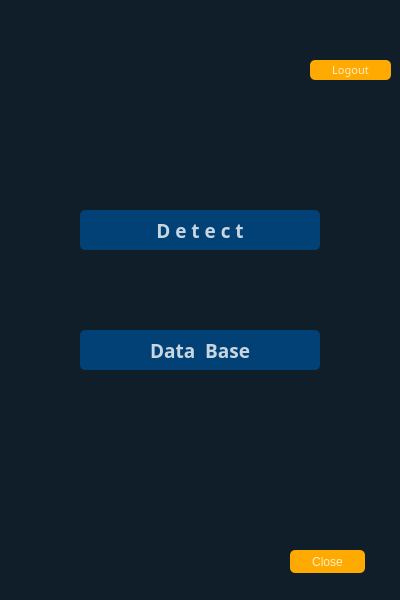
Old version of the form ui/memberpage.ui in the repository cach007/face_findeer.
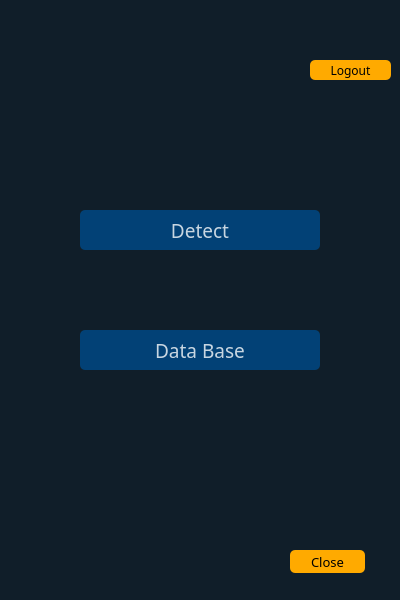
New version of the form. Icons and pictures are not drawn.

```diff
--- a/ui/memberpage.ui
+++ b/ui/memberpage.ui
@@ -42,10 +42,10 @@
     </property>
     <property name="font">
      <font>
-      <family>Agency FB</family>
+      <family>Arial Rounded MT Bold</family>
       <pointsize>14</pointsize>
-      <weight>75</weight>
-      <bold>true</bold>
+      <weight>50</weight>
+      <bold>false</bold>
      </font>
     </property>
     <property name="styleSheet">
@@ -66,7 +66,7 @@
 </string>
     </property>
     <property name="text">
-     <string>D e t e c t</string>
+     <string>Detect</string>
     </property>
     <property name="icon">
      <iconset resource="../img/img.qrc">
@@ -91,7 +91,7 @@
     <property name="font">
      <font>
       <family>Arial Rounded MT Bold</family>
-      <pointsize>8</pointsize>
+      <pointsize>9</pointsize>
       <weight>50</weight>
       <bold>false</bold>
      </font>
@@ -99,7 +99,7 @@
     <property name="styleSheet">
      <string notr="true">QPushButton#pushButton_2{
 background-color:rgb(255, 170, 0);
-color:rgba(255, 255, 255, 200);
+	color: rgb(0, 0, 0);
 border-radius:5px;
 }
 QPushButton#pushButton_2:pressed{
@@ -125,10 +125,16 @@
       <height>23</height>
      </rect>
     </property>
+    <property name="font">
+     <font>
+      <family>Arial Rounded MT Bold</family>
+      <pointsize>10</pointsize>
+     </font>
+    </property>
     <property name="styleSheet">
      <string notr="true">QPushButton#pushButton_3{
 background-color:rgb(255, 170, 0);
-color:rgba(255, 255, 255, 200);
+	color: rgb(0, 0, 0);
 border-radius:5px;
 }
 QPushButton#pushButton_3:pressed{
@@ -186,10 +192,10 @@
     </property>
     <property name="font">
      <font>
-      <family>Agency FB</family>
+      <family>Arial Rounded MT Bold</family>
       <pointsize>14</pointsize>
-      <weight>75</weight>
-      <bold>true</bold>
+      <weight>50</weight>
+      <bold>false</bold>
      </font>
     </property>
     <property name="styleSheet">
@@ -210,7 +216,7 @@
 </string>
     </property>
     <property name="text">
-     <string>Data  Base</string>
+     <string>Data Base</string>
     </property>
     <property name="icon">
      <iconset resource="../img/img.qrc">
```
